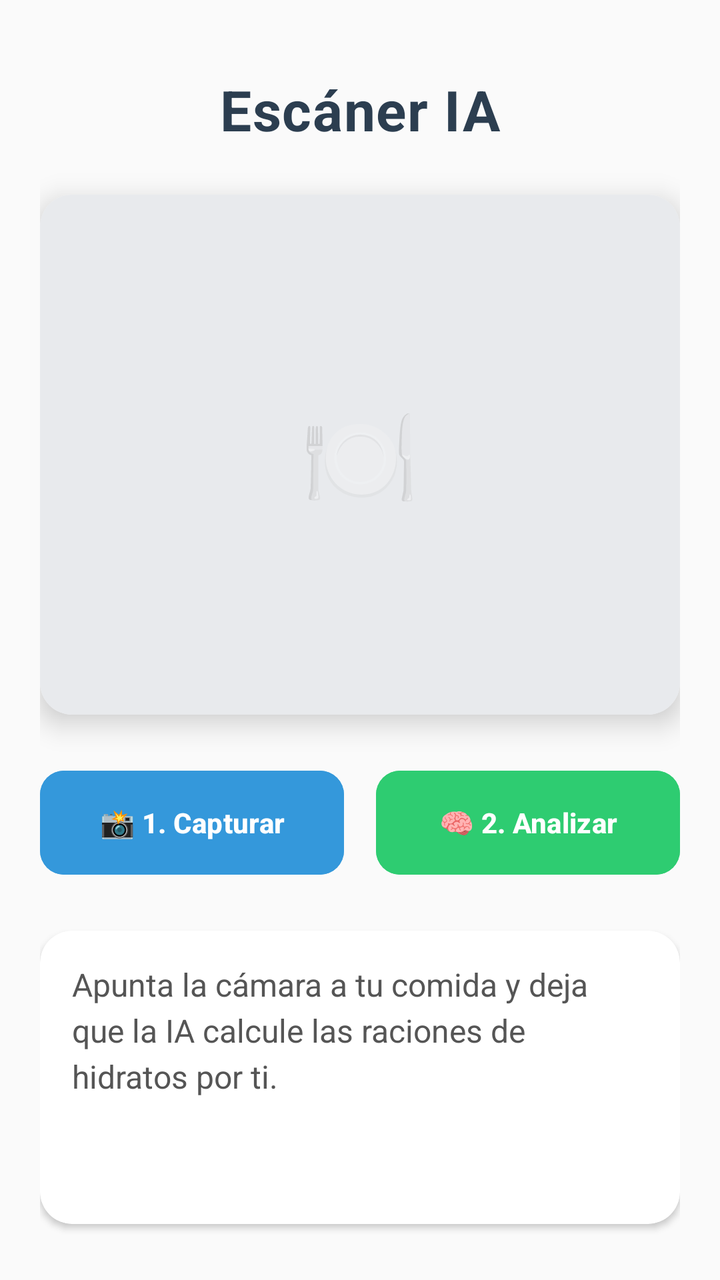
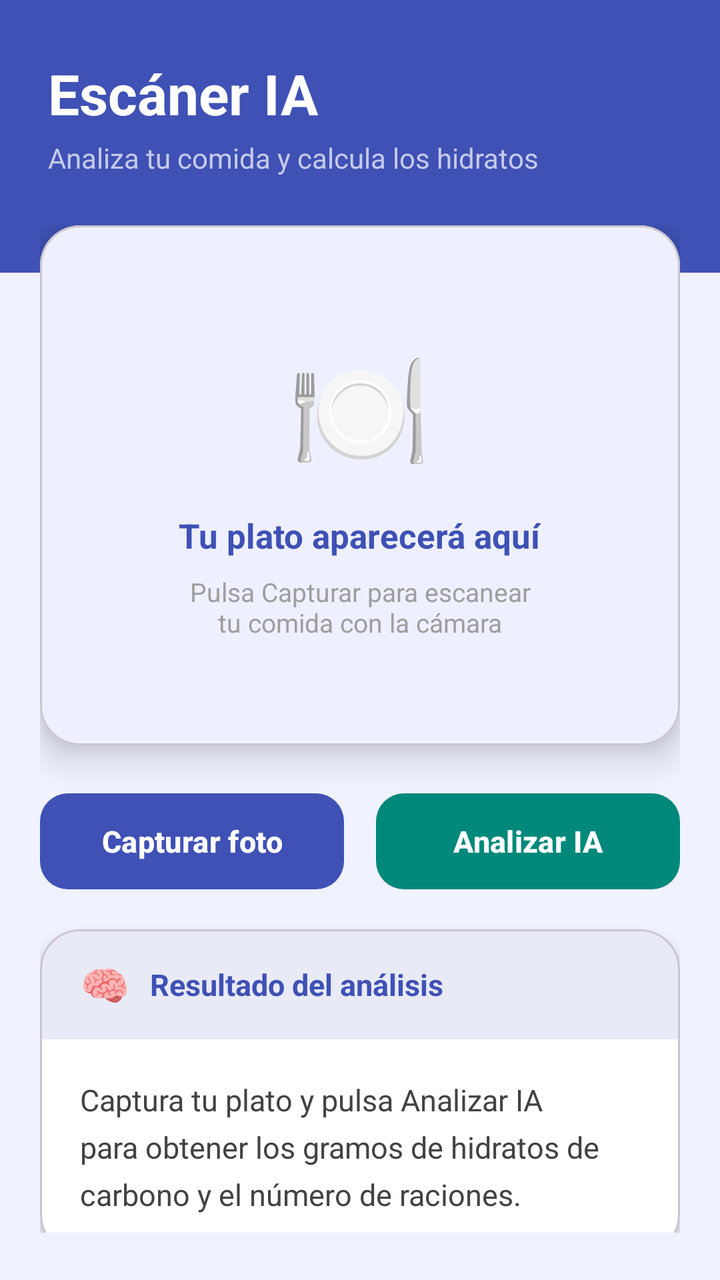

An Android layout rendered at two revisions. The XML below is the earlier revision; the diff shows what the commit changed to produce the second picture.
<!-- AndroidManifest.xml: application theme Theme.TFGDIABETESAPP -->
<!-- res/layout/fragment_scanner.xml -->
<?xml version="1.0" encoding="utf-8"?>
<LinearLayout xmlns:android="http://schemas.android.com/apk/res/android"
    xmlns:app="http://schemas.android.com/apk/res-auto"
    android:layout_width="match_parent"
    android:layout_height="match_parent"
    android:orientation="vertical"
    android:padding="20dp"
    android:gravity="center_horizontal"
    android:background="#FAFAFA">

    <TextView
        android:layout_width="wrap_content"
        android:layout_height="wrap_content"
        android:text="Escáner IA"
        android:textSize="28sp"
        android:textStyle="bold"
        android:textColor="#2C3E50"
        android:letterSpacing="0.02"
        android:layout_marginBottom="24dp"
        android:layout_marginTop="16dp"/>

    <androidx.cardview.widget.CardView
        android:layout_width="match_parent"
        android:layout_height="260dp"
        app:cardCornerRadius="16dp"
        app:cardElevation="8dp"
        android:layout_marginBottom="24dp">

        <ImageView
            android:id="@+id/ivFoodPhoto"
            android:layout_width="match_parent"
            android:layout_height="match_parent"
            android:background="#E8EAED"
            android:scaleType="centerCrop" />

        <TextView
            android:layout_width="wrap_content"
            android:layout_height="wrap_content"
            android:layout_gravity="center"
            android:text="🍽️"
            android:textSize="48sp"
            android:alpha="0.3"/>
    </androidx.cardview.widget.CardView>

    <LinearLayout
        android:layout_width="match_parent"
        android:layout_height="wrap_content"
        android:orientation="horizontal"
        android:weightSum="2"
        android:layout_marginBottom="24dp">

        <com.google.android.material.button.MaterialButton
            android:id="@+id/btnTakePhoto"
            android:layout_width="0dp"
            android:layout_height="60dp"
            android:layout_weight="1"
            android:layout_marginEnd="8dp"
            android:text="📸 1. Capturar"
            app:cornerRadius="12dp"
            android:textColor="#FFFFFF"
            android:backgroundTint="#3498DB"
            android:textStyle="bold"/>

        <com.google.android.material.button.MaterialButton
            android:id="@+id/btnAnalyze"
            android:layout_width="0dp"
            android:layout_height="60dp"
            android:layout_weight="1"
            android:layout_marginStart="8dp"
            android:text="🧠 2. Analizar"
            app:cornerRadius="12dp"
            android:enabled="false"
            android:textColor="#FFFFFF"
            android:backgroundTint="#2ECC71"
            android:textStyle="bold"/>
    </LinearLayout>

    <ProgressBar
        android:id="@+id/progressBarAI"
        android:layout_width="wrap_content"
        android:layout_height="wrap_content"
        android:indeterminateTint="#3498DB"
        android:visibility="gone"
        android:layout_marginBottom="16dp"/>

    <androidx.cardview.widget.CardView
        android:layout_width="match_parent"
        android:layout_height="0dp"
        android:layout_weight="1"
        app:cardCornerRadius="16dp"
        app:cardElevation="2dp"
        app:cardBackgroundColor="#FFFFFF"
        android:layout_marginBottom="8dp">

        <ScrollView
            android:layout_width="match_parent"
            android:layout_height="match_parent"
            android:padding="16dp">

            <TextView
                android:id="@+id/tvAiResult"
                android:layout_width="match_parent"
                android:layout_height="wrap_content"
                android:text="Apunta la cámara a tu comida y deja que la IA calcule las raciones de hidratos por ti."
                android:textSize="16sp"
                android:textColor="#555555"
                android:lineSpacingExtra="4dp"/>
        </ScrollView>
    </androidx.cardview.widget.CardView>

</LinearLayout>
<!-- resources referenced by this layout -->
<resources>
  <style name="Theme.TFGDIABETESAPP" parent="Base.Theme.TFGDIABETESAPP" />
  <style name="Base.Theme.TFGDIABETESAPP" parent="Theme.Material3.DayNight.NoActionBar">
          
          
      </style>
</resources>

<!-- the commit's change to res/layout/fragment_scanner.xml (unified diff, before → after) -->
@@ -4,108 +4,226 @@
     android:layout_width="match_parent"
     android:layout_height="match_parent"
     android:orientation="vertical"
-    android:padding="20dp"
-    android:gravity="center_horizontal"
-    android:background="#FAFAFA">
-
-    <TextView
-        android:layout_width="wrap_content"
+    android:background="#F0F2FF">
+
+    
+    <LinearLayout
+        android:layout_width="match_parent"
         android:layout_height="wrap_content"
-        android:text="Escáner IA"
-        android:textSize="28sp"
-        android:textStyle="bold"
-        android:textColor="#2C3E50"
-        android:letterSpacing="0.02"
-        android:layout_marginBottom="24dp"
-        android:layout_marginTop="16dp"/>
-
-    <androidx.cardview.widget.CardView
-        android:layout_width="match_parent"
-        android:layout_height="260dp"
-        app:cardCornerRadius="16dp"
-        app:cardElevation="8dp"
-        android:layout_marginBottom="24dp">
-
-        <ImageView
-            android:id="@+id/ivFoodPhoto"
-            android:layout_width="match_parent"
-            android:layout_height="match_parent"
-            android:background="#E8EAED"
-            android:scaleType="centerCrop" />
+        android:background="#3F51B5"
+        android:paddingStart="24dp"
+        android:paddingEnd="24dp"
+        android:paddingTop="28dp"
+        android:paddingBottom="48dp"
+        android:orientation="vertical">
 
         <TextView
             android:layout_width="wrap_content"
             android:layout_height="wrap_content"
-            android:layout_gravity="center"
-            android:text="🍽️"
-            android:textSize="48sp"
-            android:alpha="0.3"/>
-    </androidx.cardview.widget.CardView>
-
-    <LinearLayout
-        android:layout_width="match_parent"
-        android:layout_height="wrap_content"
-        android:orientation="horizontal"
-        android:weightSum="2"
-        android:layout_marginBottom="24dp">
-
-        <com.google.android.material.button.MaterialButton
-            android:id="@+id/btnTakePhoto"
-            android:layout_width="0dp"
-            android:layout_height="60dp"
-            android:layout_weight="1"
-            android:layout_marginEnd="8dp"
-            android:text="📸 1. Capturar"
-            app:cornerRadius="12dp"
-            android:textColor="#FFFFFF"
-            android:backgroundTint="#3498DB"
-            android:textStyle="bold"/>
-
-        <com.google.android.material.button.MaterialButton
-            android:id="@+id/btnAnalyze"
-            android:layout_width="0dp"
-            android:layout_height="60dp"
-            android:layout_weight="1"
-            android:layout_marginStart="8dp"
-            android:text="🧠 2. Analizar"
-            app:cornerRadius="12dp"
-            android:enabled="false"
-            android:textColor="#FFFFFF"
-            android:backgroundTint="#2ECC71"
-            android:textStyle="bold"/>
+            android:text="Escáner IA"
+            android:textSize="28sp"
+            android:textStyle="bold"
+            android:textColor="#FFFFFF"/>
+
+        <TextView
+            android:layout_width="wrap_content"
+            android:layout_height="wrap_content"
+            android:text="Analiza tu comida y calcula los hidratos"
+            android:textSize="14sp"
+            android:textColor="#C5CAE9"
+            android:layout_marginTop="4dp"/>
     </LinearLayout>
 
-    <ProgressBar
-        android:id="@+id/progressBarAI"
-        android:layout_width="wrap_content"
-        android:layout_height="wrap_content"
-        android:indeterminateTint="#3498DB"
-        android:visibility="gone"
-        android:layout_marginBottom="16dp"/>
-
-    <androidx.cardview.widget.CardView
+    
+    <androidx.core.widget.NestedScrollView
         android:layout_width="match_parent"
         android:layout_height="0dp"
         android:layout_weight="1"
-        app:cardCornerRadius="16dp"
-        app:cardElevation="2dp"
-        app:cardBackgroundColor="#FFFFFF"
-        android:layout_marginBottom="8dp">
-
-        <ScrollView
+        android:layout_marginTop="-24dp">
+
+        <LinearLayout
             android:layout_width="match_parent"
-            android:layout_height="match_parent"
-            android:padding="16dp">
-
-            <TextView
-                android:id="@+id/tvAiResult"
+            android:layout_height="wrap_content"
+            android:orientation="vertical"
+            android:paddingStart="20dp"
+            android:paddingEnd="20dp"
+            android:paddingBottom="32dp">
+
+            
+            <com.google.android.material.card.MaterialCardView
+                android:layout_width="match_parent"
+                android:layout_height="260dp"
+                app:cardCornerRadius="20dp"
+                app:cardElevation="10dp"
+                android:layout_marginBottom="20dp">
+
+                <FrameLayout
+                    android:layout_width="match_parent"
+                    android:layout_height="match_parent">
+
+                    
+                    <LinearLayout
+                        android:id="@+id/layoutPlaceholder"
+                        android:layout_width="match_parent"
+                        android:layout_height="match_parent"
+                        android:orientation="vertical"
+                        android:gravity="center"
+                        android:background="#EEF0FF"
+                        android:padding="24dp">
+
+                        <TextView
+                            android:layout_width="wrap_content"
+                            android:layout_height="wrap_content"
+                            android:text="🍽️"
+                            android:textSize="58sp"/>
+
+                        <TextView
+                            android:layout_width="wrap_content"
+                            android:layout_height="wrap_content"
+                            android:text="Tu plato aparecerá aquí"
+                            android:textSize="17sp"
+                            android:textStyle="bold"
+                            android:textColor="#3F51B5"
+                            android:layout_marginTop="14dp"/>
+
+                        <TextView
+                            android:layout_width="wrap_content"
+                            android:layout_height="wrap_content"
+                            android:text="Pulsa Capturar para escanear\ntu comida con la cámara"
+                            android:textSize="13sp"
+                            android:textColor="#9E9E9E"
+                            android:gravity="center"
+                            android:layout_marginTop="8dp"/>
+                    </LinearLayout>
+
+                    
+                    <ImageView
+                        android:id="@+id/ivFoodPhoto"
+                        android:layout_width="match_parent"
+                        android:layout_height="match_parent"
+                        android:scaleType="centerCrop"
+                        android:visibility="gone"/>
+                </FrameLayout>
+            </com.google.android.material.card.MaterialCardView>
+
+            
+            <LinearLayout
                 android:layout_width="match_parent"
                 android:layout_height="wrap_content"
-                android:text="Apunta la cámara a tu comida y deja que la IA calcule las raciones de hidratos por ti."
-                android:textSize="16sp"
-                android:textColor="#555555"
-                android:lineSpacingExtra="4dp"/>
-        </ScrollView>
-    </androidx.cardview.widget.CardView>
+                android:orientation="horizontal"
+                android:layout_marginBottom="16dp">
+
+                <com.google.android.material.button.MaterialButton
+                    android:id="@+id/btnTakePhoto"
+                    android:layout_width="0dp"
+                    android:layout_height="56dp"
+                    android:layout_weight="1"
+                    android:layout_marginEnd="8dp"
+                    android:text="Capturar foto"
+                    app:cornerRadius="14dp"
+                    android:textColor="#FFFFFF"
+                    app:backgroundTint="#3F51B5"
+                    android:textStyle="bold"
+                    android:textSize="15sp"/>
+
+                <com.google.android.material.button.MaterialButton
+                    android:id="@+id/btnAnalyze"
+                    android:layout_width="0dp"
+                    android:layout_height="56dp"
+                    android:layout_weight="1"
+                    android:layout_marginStart="8dp"
+                    android:text="Analizar IA"
+                    app:cornerRadius="14dp"
+                    android:enabled="false"
+                    android:textColor="#FFFFFF"
+                    app:backgroundTint="#00897B"
+                    android:textStyle="bold"
+                    android:textSize="15sp"/>
+            </LinearLayout>
+
+            
+            <LinearLayout
+                android:id="@+id/layoutLoading"
+                android:layout_width="match_parent"
+                android:layout_height="wrap_content"
+                android:orientation="horizontal"
+                android:gravity="center"
+                android:visibility="gone"
+                android:background="#E8EAF6"
+                android:padding="14dp"
+                android:layout_marginBottom="16dp">
+
+                <ProgressBar
+                    android:id="@+id/progressBarAI"
+                    android:layout_width="26dp"
+                    android:layout_height="26dp"
+                    android:indeterminateTint="#3F51B5"/>
+
+                <TextView
+                    android:layout_width="wrap_content"
+                    android:layout_height="wrap_content"
+                    android:text="Analizando tu plato con IA..."
+                    android:textColor="#3F51B5"
+                    android:textSize="14sp"
+                    android:textStyle="bold"
+                    android:layout_marginStart="12dp"/>
+            </LinearLayout>
+
+            
+            <com.google.android.material.card.MaterialCardView
+                android:layout_width="match_parent"
+                android:layout_height="wrap_content"
+                app:cardCornerRadius="20dp"
+                app:cardElevation="4dp"
+                app:cardBackgroundColor="#FFFFFF">
+
+                <LinearLayout
+                    android:layout_width="match_parent"
+                    android:layout_height="wrap_content"
+                    android:orientation="vertical">
+
+                    
+                    <LinearLayout
+                        android:layout_width="match_parent"
+                        android:layout_height="wrap_content"
+                        android:background="#E8EAF6"
+                        android:paddingStart="20dp"
+                        android:paddingEnd="20dp"
+                        android:paddingTop="14dp"
+                        android:paddingBottom="14dp"
+                        android:orientation="horizontal"
+                        android:gravity="center_vertical">
+
+                        <TextView
+                            android:layout_width="wrap_content"
+                            android:layout_height="wrap_content"
+                            android:text="🧠"
+                            android:textSize="20sp"/>
+
+                        <TextView
+                            android:layout_width="wrap_content"
+                            android:layout_height="wrap_content"
+                            android:text="Resultado del análisis"
+                            android:textSize="15sp"
+                            android:textStyle="bold"
+                            android:textColor="#3F51B5"
+                            android:layout_marginStart="10dp"/>
+                    </LinearLayout>
+
+                    
+                    <TextView
+                        android:id="@+id/tvAiResult"
+                        android:layout_width="match_parent"
+                        android:layout_height="wrap_content"
+                        android:text="Captura tu plato y pulsa Analizar IA para obtener los gramos de hidratos de carbono y el número de raciones."
+                        android:textSize="15sp"
+                        android:textColor="#424242"
+                        android:lineSpacingExtra="6dp"
+                        android:padding="20dp"/>
+                </LinearLayout>
+            </com.google.android.material.card.MaterialCardView>
+
+        </LinearLayout>
+    </androidx.core.widget.NestedScrollView>
 
 </LinearLayout>
